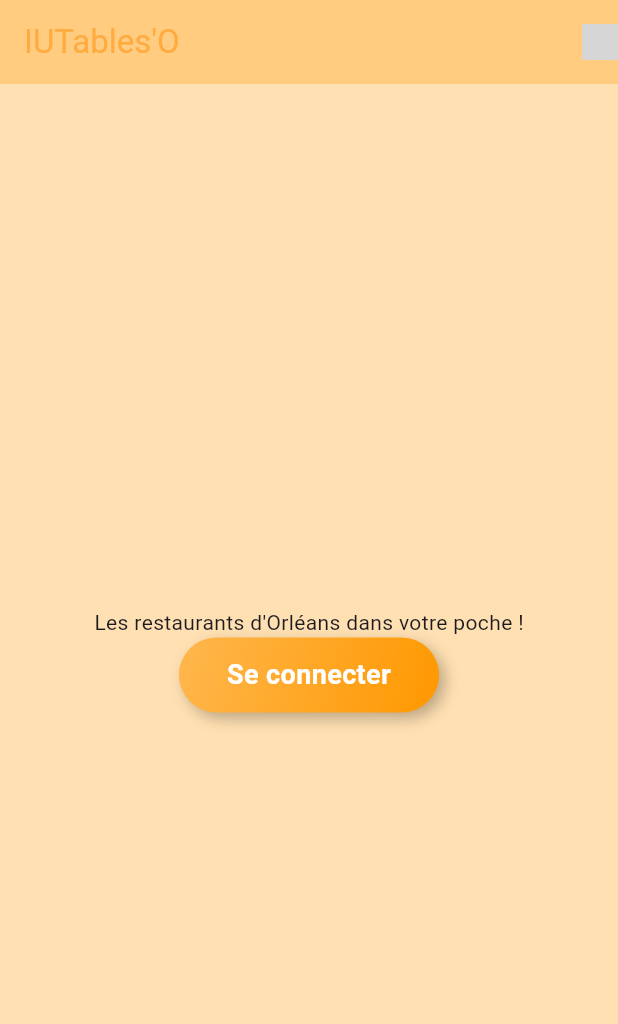
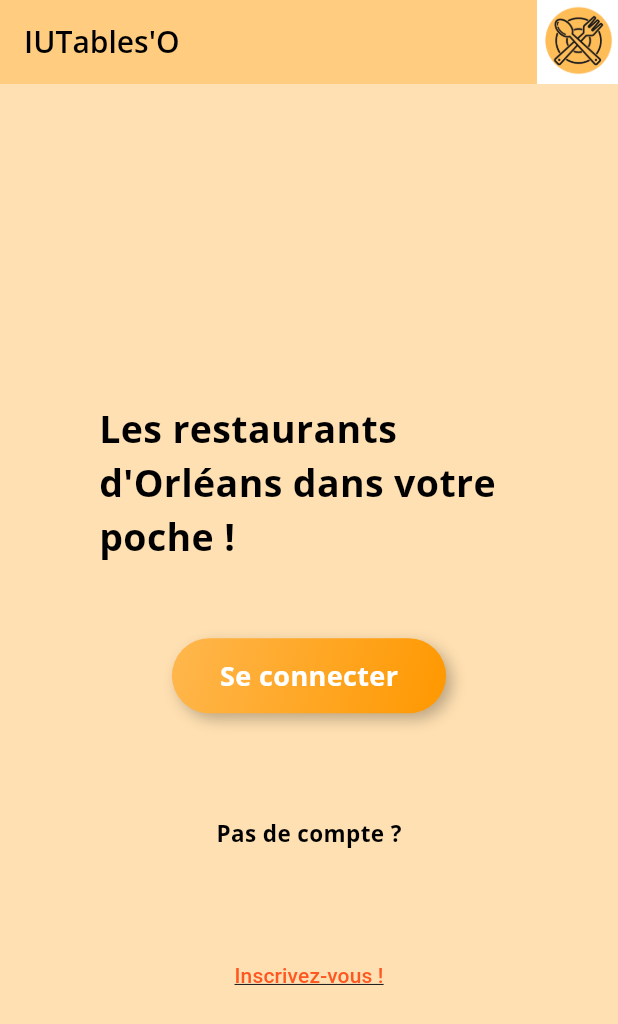
Before and after one commit to Kyxtaka/SAEmobile, a Flutter app: the screen it shows after launch, on a phone screen of 412 x 824 dp. Shown: the top 1024 px of the screen. Run offline on Flutter 3.47's test engine with Material 3 defaults, Android fonts, the phone set to English and light mode, and no system bars; our stand-ins replace go_router, google_fonts, supabase_flutter; missing offline and left inert: passwordfield; accounts and stored records are empty; grey boxes are pictures that could not be loaded.

Commit message:
page home et login

```diff
--- a/lib/UI/global/header.dart
+++ b/lib/UI/global/header.dart
@@ -5,10 +5,8 @@ import 'package:flutter/material.dart';
 class Header extends AppBar{
   AppBar create() {
     return AppBar(
-        title: Text("IUTables'O"),
-        actions:[ImageIcon(
-          AssetImage("../../../assets/logo.png"),
-
+        title: Text("IUTables'O", style: TextStyle( color: Colors.black)),
+        actions:[Image(image: AssetImage('assets/logo.png'),
         )],
     );
   }
--- a/lib/UI/home.dart
+++ b/lib/UI/home.dart
@@ -1,7 +1,9 @@
 
 import 'package:flutter/material.dart';
+import 'package:go_router/go_router.dart';
 import 'package:saemobile/UI/global/header.dart';
-import 'package:saemobile/UI/themes/bouton.dart';
+import 'package:saemobile/UI/themes/boutonDegrade.dart';
+import 'themes/theme.dart';
 
 class Home extends StatelessWidget{
   static Header header = new Header();
@@ -13,13 +15,27 @@ class Home extends StatelessWidget{
         child:Column(
           mainAxisSize: MainAxisSize.min,
           children:[
-            Text("Les restaurants d'Orléans dans votre poche !"),
+            Padding(
+              padding: EdgeInsets.all(50.0),
+              child: Padding(
+                padding: EdgeInsets.only(left: 16.0, top: 8.0),
+                child: Text("Les restaurants d'Orléans dans votre poche !" ),
+              ),
+            ),
             BoutonDegrade(
               text: "Se connecter",
-              onPressed: () {
-                print("Bouton pressé !");
-              },
-            )
+              onPressed: () => context.go('/login'),
+            ),
+            Padding(
+              padding: EdgeInsets.only(top:5.0),
+              child: Text("Pas de compte ?", style: MyTheme.loginStyle() ),
+            ),
+            TextButton(child: Text("Inscrivez-vous !", style: TextStyle(color: Colors.deepOrange,decoration: TextDecoration.underline,)), onPressed: ()=>context.go('/subscribe'),
+                    style: TextButton.styleFrom(
+                      padding: EdgeInsets.zero, // Enlève le padding par défaut
+                      tapTargetSize: MaterialTapTargetSize.shrinkWrap, // Réduit la taille du bouton au texte
+                    ),)
+
     ],
       ),
     ));
--- a/lib/UI/themes/theme.dart
+++ b/lib/UI/themes/theme.dart
@@ -131,7 +131,12 @@ class MyTheme {
         foregroundColor: Colors.orangeAccent,
         backgroundColor: Colors.deepOrange,
       ),
-      textTheme: orangeTheme,
+      textTheme: lightTextTheme,
     );
 }
+  static TextStyle loginStyle() {
+    return TextStyle(color: Colors.black, fontStyle: FontStyle.normal,
+        height: 10, fontSize: 15);
+  }
+
 }
--- a/lib/main.dart
+++ b/lib/main.dart
@@ -1,5 +1,6 @@
 
 import 'package:flutter/material.dart';
+import 'package:go_router/go_router.dart';
 import 'UI/home.dart';
 import 'UI/login.dart';
 import 'UI/themes/theme.dart';
@@ -9,15 +10,26 @@ import 'package:supabase_flutter/supabase_flutter.dart';
 void main() {
   runApp(MyApp());
 }
-
+final GoRouter _router = GoRouter(
+  routes: [
+    GoRoute(
+      path: '/',
+      builder: (context, state) => Home(),
+    ),
+    GoRoute(
+      path: '/login',
+      builder: (context, state) => Login(),
+    ),
+  ],
+);
 class MyApp extends StatelessWidget {
   @override
   Widget build(BuildContext context) {
     final theme = MyTheme.defaultTheme();
-    return MaterialApp(debugShowCheckedModeBanner: false,
+    return MaterialApp.router(debugShowCheckedModeBanner: false,
       title: "IUTables'O",
-      home: Home(),
-      theme: theme);
+      theme: theme,
+      routerConfig: _router,);
   }
 
   Future<void> main() async {
--- a/pubspec.yaml
+++ b/pubspec.yaml
@@ -37,6 +37,7 @@ dependencies:
   google_fonts: ^6.2.1
   passwordfield: ^0.2.0
   supabase_flutter: ^2.8.4
+  go_router: ^12.1.1
 
 dev_dependencies:
   flutter_test:
```
Also changed, not shown: lib/UI/login.dart (+7 -1 lines), lib/UI/themes/boutonRetour.dart (added, +36 -0 lines), lib/UI/themes/boutonDegrade.dart (renamed from lib/UI/themes/bouton.dart), pubspec.lock.
